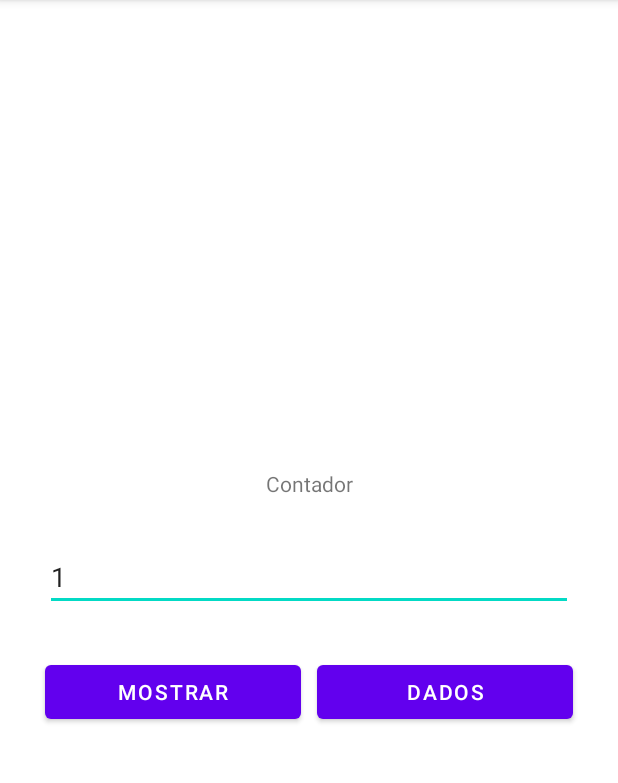
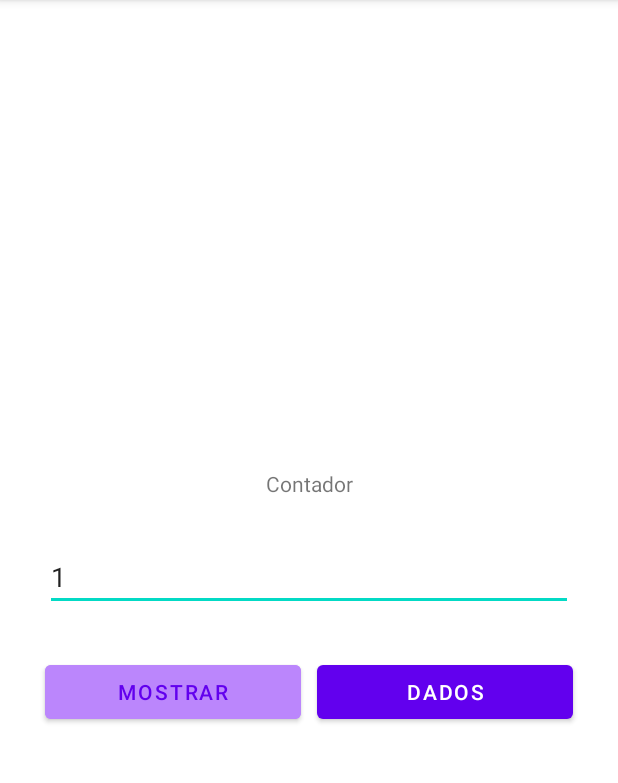
Before and after one commit to Limatucano/VModel, an Android app: the screen it shows after launch (MainActivity), after a tap on "DADOS", on a phone screen of 412 x 824 dp, the part 84-867 px from its top. Run offline under Robolectric (Android 15) with nearby library versions, the phone set to English and light mode, and no system bars; 1 statement that could not run was skipped.

```diff
--- a/app/build.gradle
+++ b/app/build.gradle
@@ -39,6 +39,7 @@ dependencies {
     implementation 'androidx.appcompat:appcompat:1.3.1'
     implementation 'com.google.android.material:material:1.4.0'
     implementation 'androidx.constraintlayout:constraintlayout:2.1.0'
+    implementation 'androidx.lifecycle:lifecycle-extensions:2.2.0'
     testImplementation 'junit:junit:4.+'
     androidTestImplementation 'androidx.test.ext:junit:1.1.3'
     androidTestImplementation 'androidx.test.espresso:espresso-core:3.4.0'
--- a/app/src/main/java/correa/matheus/vmodel/MainActivity.kt
+++ b/app/src/main/java/correa/matheus/vmodel/MainActivity.kt
@@ -5,6 +5,9 @@ import android.os.Bundle
 import android.widget.Button
 import android.widget.EditText
 import android.widget.Toast
+import androidx.annotation.ContentView
+import androidx.lifecycle.Observer
+import androidx.lifecycle.ViewModelProvider
 
 class MainActivity : AppCompatActivity() {
 
@@ -12,37 +15,32 @@ class MainActivity : AppCompatActivity() {
     lateinit var btnDados : Button
     lateinit var btnMostrar : Button
 
-    var contador: Int = 0
+    lateinit var mviewModel: MainViewModel
 
     override fun onCreate(savedInstanceState: Bundle?) {
         super.onCreate(savedInstanceState)
         setContentView(R.layout.activity_main)
         initDados()
-        initContador()
         initClick()
-        validaContador()
     }
-    fun validaContador(){
-        if(contador > 5){
-            contador = 0
+
+    fun initClick(){
+        btnDados.setOnClickListener {
+            mviewModel.Contador()
+        }
+        btnMostrar.setOnClickListener {
+            Toast.makeText(applicationContext,"Valor ${mviewModel.mContador.value}", Toast.LENGTH_SHORT).show()
         }
     }
-    fun initClick(){
-        btnDados.setOnClickListener {
-            contador++
-            validaContador()
-            initContador()
-        }
-        btnMostrar.setOnClickListener {
-            Toast.makeText(this,"Valor $contador", Toast.LENGTH_SHORT).show()
-        }
-    }
-    fun initContador(){
-        txtValor.setText(contador.toString())
-    }
+
     fun initDados(){
+        mviewModel = ViewModelProvider(this).get(MainViewModel::class.java)
         txtValor = findViewById(R.id.valor)
         btnDados = findViewById(R.id.dados)
         btnMostrar = findViewById(R.id.mostrar)
+
+        mviewModel.mContador.observe(this, Observer {
+            txtValor.setText(it)
+        })
     }
 }
--- /dev/null
+++ b/app/src/main/java/correa/matheus/vmodel/MainViewModel.kt
@@ -0,0 +1,25 @@
+package correa.matheus.vmodel
+
+import androidx.lifecycle.MutableLiveData
+import androidx.lifecycle.ViewModel
+
+class MainViewModel: ViewModel() {
+    var mContador = MutableLiveData<String>().apply { value = contador.toString() }
+    private var contador: Int = 0
+
+    private fun setmContador(){
+        mContador.value = contador.toString()
+    }
+    fun validaContador(){
+        contador++
+        if(contador > 5){
+            contador = 0
+        }
+
+        setmContador()
+    }
+
+    fun Contador(){
+        validaContador()
+    }
+}
--- a/app/src/main/res/layout/activity_main.xml
+++ b/app/src/main/res/layout/activity_main.xml
@@ -35,7 +35,7 @@
         android:layout_height="wrap_content"
         android:layout_marginStart="5dp"
         android:layout_marginTop="30dp"
-        android:text="Dados"
+        android:text="@string/btn_dados"
         app:layout_constraintEnd_toEndOf="@id/valor"
         app:layout_constraintStart_toStartOf="@+id/guideline"
         app:layout_constraintTop_toBottomOf="@+id/valor" />
@@ -56,7 +56,9 @@
         android:layout_height="wrap_content"
         android:layout_marginTop="30dp"
         android:layout_marginEnd="5dp"
-        android:text="Mostrar"
+        android:backgroundTint="@color/purple_200"
+        android:textColor="@color/purple_500"
+        android:text="@string/btn_mostrar"
         app:layout_constraintEnd_toStartOf="@+id/guideline"
         app:layout_constraintStart_toStartOf="@id/valor"
         app:layout_constraintTop_toBottomOf="@+id/valor" />
--- a/app/src/main/res/values/strings.xml
+++ b/app/src/main/res/values/strings.xml
@@ -1,4 +1,6 @@
 <resources>
     <string name="app_name">VModel</string>
     <string name="titulo">Contador</string>
+    <string name="btn_dados">Dados</string>
+    <string name="btn_mostrar">Mostrar</string>
 </resources>
```
